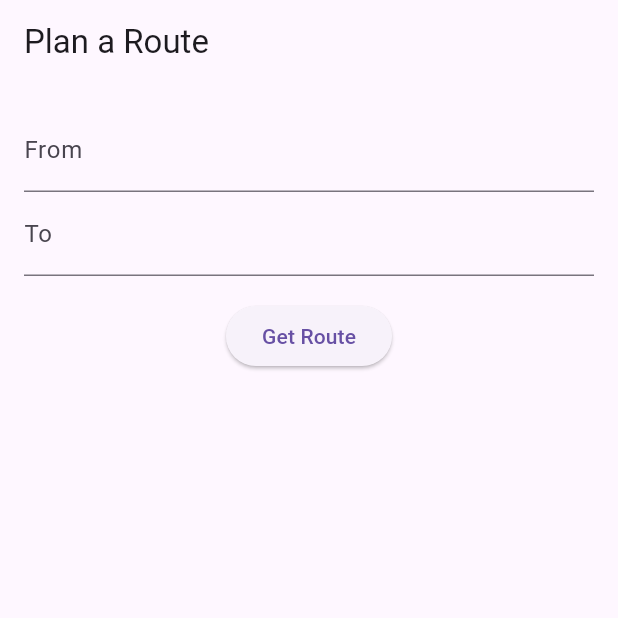
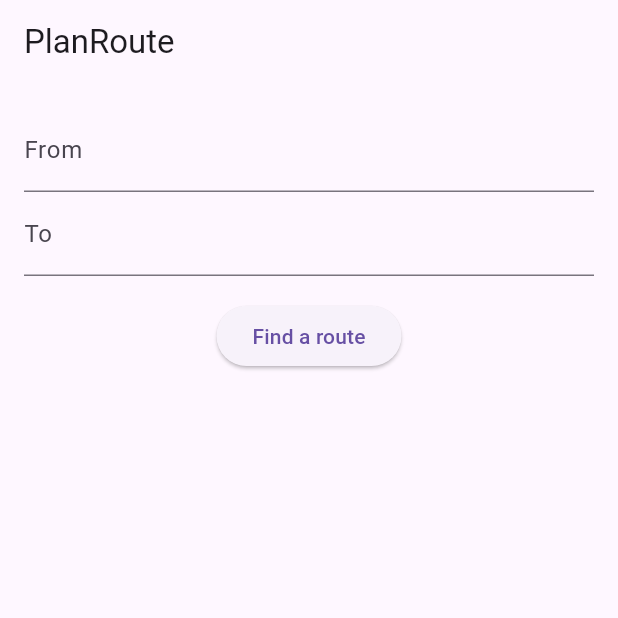
Before and after one commit to gugell/route-planner, a Flutter app: the screen it shows after launch, on a phone screen of 412 x 824 dp, the top half of it. Run offline on Flutter 3.47's test engine with Material 3 defaults, Android fonts, the phone set to English and light mode, and no system bars; our stand-ins replace bloc, carousel_slider, dio, equatable, flutter_bloc, flutter_dotenv and 6 more; missing offline and left inert: mocktail; generated files the repository leaves out were written again.

```diff
--- /dev/null
+++ b/apps/planner/lib/l10n/global.dart
@@ -0,0 +1,3 @@
+export 'package:planner/generated/l10n.dart';
+
+export 'localization_context.dart';
--- /dev/null
+++ b/apps/planner/lib/l10n/l10n_ru.arb
@@ -0,0 +1,5 @@
+{
+  "@@locale": "ru",
+  "greeting": "Hello, world!",
+  "newMessages": "{newMessages, plural, =0 {No new messages} =1 {One new message} other {{newMessages} new messages}}"
+}
--- /dev/null
+++ b/apps/planner/lib/l10n/localization_context.dart
@@ -0,0 +1,6 @@
+import 'package:flutter/material.dart';
+import 'package:planner/generated/l10n.dart';
+
+extension LocalizedBuildContext on BuildContext {
+  L10n get l10n => L10n.of(this)!;
+}
--- a/apps/planner/lib/main.dart
+++ b/apps/planner/lib/main.dart
@@ -1,7 +1,9 @@
 import 'package:common/common.dart';
 import 'package:flutter/material.dart';
+import 'package:flutter_localizations/flutter_localizations.dart';
 import 'package:planner/app/app_router.dart';
 import 'package:planner/common/di.dart';
+import 'package:planner/l10n/global.dart';
 import 'package:planner/screens/results/results_screen_bloc.dart';
 import 'package:planner/screens/route_planner/route_screen_bloc.dart';
 
@@ -26,6 +28,13 @@ class App extends StatelessWidget {
               create: (_) => sl<ResultsScreenBloc>())
         ],
         child: MaterialApp(
+          localizationsDelegates: const [
+            L10n.delegate,
+            GlobalMaterialLocalizations.delegate,
+            GlobalWidgetsLocalizations.delegate,
+            GlobalCupertinoLocalizations.delegate,
+          ],
+          supportedLocales: L10n.supportedLocales,
           navigatorKey: router.navigatorKey,
           onGenerateRoute: router.onGenerateRoute,
           initialRoute: Routes.home,
--- a/apps/planner/lib/screens/results/results_screen.dart
+++ b/apps/planner/lib/screens/results/results_screen.dart
@@ -6,6 +6,7 @@ import 'package:flutter_map/flutter_map.dart';
 import 'package:latlong2/latlong.dart';
 import 'package:planner/components/step_carousel_card.dart';
 import 'package:planner/components/step_marker.dart';
+import 'package:planner/l10n/global.dart';
 import 'package:planner/screens/results/results_screen_bloc.dart';
 
 class ResultsScreen extends StatelessWidget {
@@ -29,7 +30,7 @@ class ResultsScreen extends StatelessWidget {
         .toList();
 
     return Scaffold(
-      appBar: AppBar(title: const Text('Route Results')),
+      appBar: AppBar(title: Text(context.l10n.routeResults)),
       body: BlocConsumer<ResultsScreenBloc, ResultsScreenState>(
         listener: (context, state) {
           if (state is WeatherLoadedForStep) {
--- a/apps/planner/lib/screens/route_planner/route_planner_screen.dart
+++ b/apps/planner/lib/screens/route_planner/route_planner_screen.dart
@@ -1,6 +1,7 @@
 import 'package:common/common.dart';
 import 'package:flutter/material.dart';
 import 'package:planner/app/app_router.dart';
+import 'package:planner/l10n/global.dart';
 import 'package:planner/screens/route_planner/route_screen_bloc.dart';
 
 class RoutePlannerScreen extends StatelessWidget {
@@ -16,12 +17,12 @@ class RoutePlannerScreen extends StatelessWidget {
           _router.navigateTo(Routes.results, arguments: state.response);
         } else if (state is Error) {
           ScaffoldMessenger.of(context).showSnackBar(
-            SnackBar(content: Text('Error: ${state.message}')),
+            SnackBar(content: Text(context.l10n.routingError(state.message))),
           );
         }
       },
       builder: (context, state) => Scaffold(
-          appBar: AppBar(title: const Text('Plan a Route')),
+          appBar: AppBar(title: Text(context.l10n.planRoute)),
           body: Padding(
               padding: EdgeInsets.all(16),
               child: Column(
@@ -29,12 +30,12 @@ class RoutePlannerScreen extends StatelessWidget {
                   TextField(
                     key: const Key('fromTextField'),
                     controller: _fromController,
-                    decoration: InputDecoration(labelText: 'From'),
+                    decoration: InputDecoration(labelText: context.l10n.from),
                   ),
                   TextField(
                     key: const Key('toTextField'),
                     controller: _toController,
-                    decoration: InputDecoration(labelText: 'To'),
+                    decoration: InputDecoration(labelText: context.l10n.to),
                   ),
                   SizedBox(height: 16),
                   ElevatedButton(
@@ -44,13 +45,10 @@ class RoutePlannerScreen extends StatelessWidget {
                             to: _toController.text,
                           ));
                     },
-                    child: Text('Get Route'),
+                    child: Text(context.l10n.submit),
                   ),
                   SizedBox(height: 16),
-                  if (state is Loading)
-                    CircularProgressIndicator()
-                  else if (state is Success)
-                    Text('Route Distance: ${state.response.distance}')
+                  if (state is Loading) CircularProgressIndicator()
                 ],
               ))),
     );
--- a/apps/planner/pubspec.yaml
+++ b/apps/planner/pubspec.yaml
@@ -41,6 +41,9 @@ dependencies:
   latlong2: ^0.9.1
   flutter_map: ^7.0.2
   carousel_slider: ^5.0.0
+  intl: ^0.19.0
+  flutter_localizations:
+    sdk: flutter
 
 
 dev_dependencies:
```
Also changed, not shown: apps/planner/l10n.yaml (added, +7 -0 lines), apps/planner/lib/components/step_carousel_card.dart (+6 -7 lines), apps/planner/lib/l10n/l10n_en.arb (added, +47 -0 lines), apps/planner/lib/generated/l10n.dart (added), apps/planner/lib/generated/l10n_en.dart (added), apps/planner/lib/generated/l10n_ru.dart (added), apps/planner/lib/generated/untranslated.json (added).
